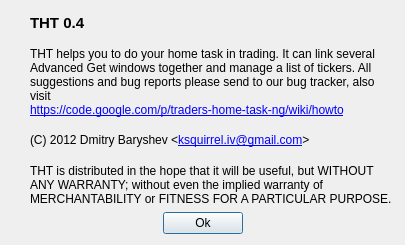
First picture: the form in about.ui, repository HappySeaFox/tht, before the edit.
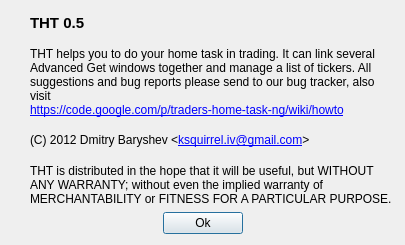
Second picture: the form after the edit. Icons and pictures are not drawn.

The edit to the form file:
```diff
--- a/about.ui
+++ b/about.ui
@@ -41,7 +41,7 @@
           </font>
          </property>
          <property name="text">
-          <string>THT 0.4</string>
+          <string>THT 0.5</string>
          </property>
         </widget>
        </item>
```
